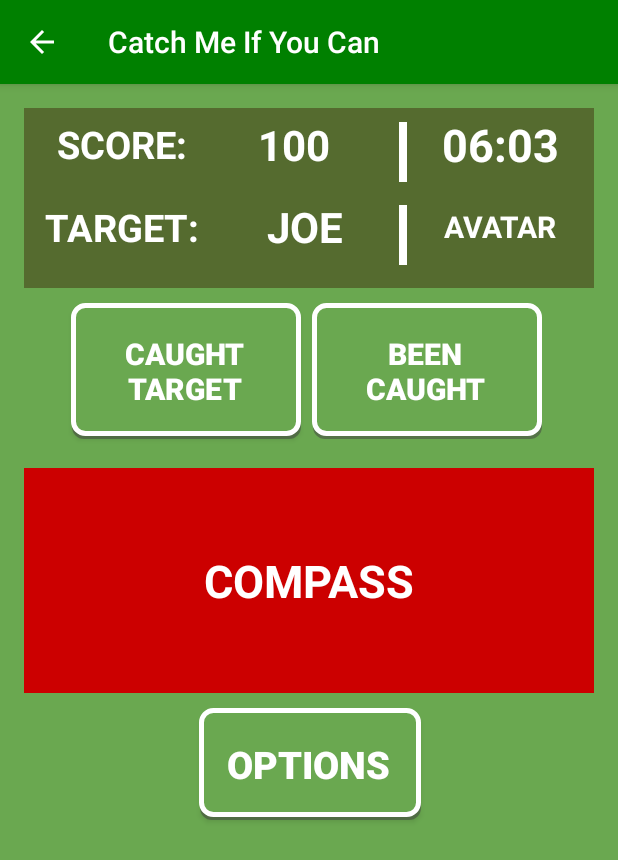
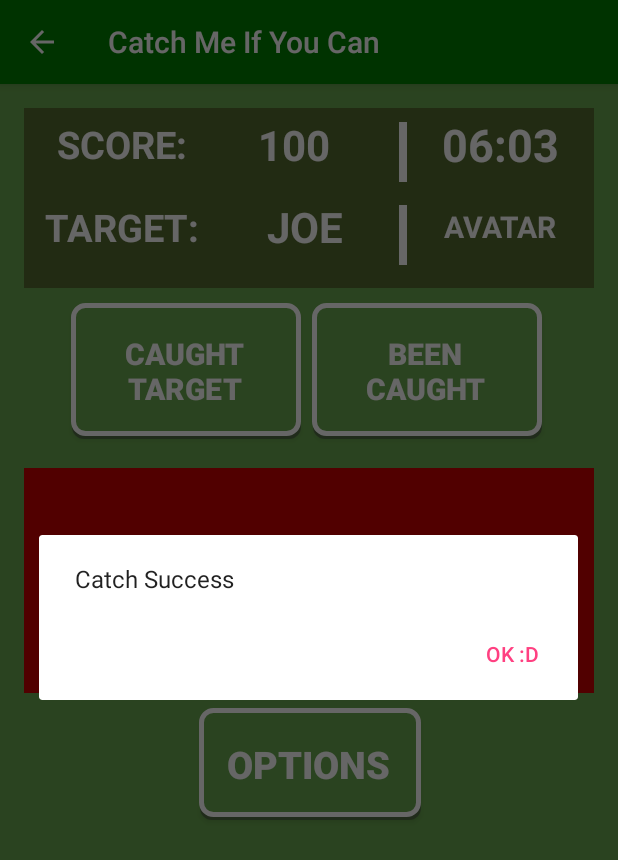
Before and after one commit to Liefdrag/CatchMeIfYouCan, an Android app: the InGameActivity screen opened directly, with no data from a screen before it, after a tap on "CAUGHT TARGET", on a phone screen of 412 x 824 dp. Shown: the top 860 px of the screen. Run offline under Robolectric (Android 15) with nearby library versions, the phone set to English and light mode, and no system bars; network calls fail.

Commit message:
Addition of customise stubs and catch dialogs

```diff
--- a/CatchMeGUI2/app/src/main/java/cmiyc/catchmegui2/InGameActivity.java
+++ b/CatchMeGUI2/app/src/main/java/cmiyc/catchmegui2/InGameActivity.java
@@ -1,6 +1,7 @@
 package cmiyc.catchmegui2;
 
 import android.Manifest;
+import android.content.DialogInterface;
 import android.content.Intent;
 import android.content.pm.PackageManager;
 import android.location.Criteria;
@@ -8,6 +9,7 @@ import android.location.Location;
 import android.location.LocationManager;
 import android.os.Build;
 import android.os.Bundle;
+import android.support.v7.app.AlertDialog;
 import android.support.v7.app.AppCompatActivity;
 import android.view.View;
 import android.widget.Button;
@@ -20,9 +22,32 @@ import com.google.android.gms.location.LocationServices;
  */
 public class InGameActivity extends AppCompatActivity {
 
+    AlertDialog caughtDialog;
+    AlertDialog catchDialog;
+
     protected void onCreate(Bundle savedInstanceState) {
         super.onCreate(savedInstanceState);
         setContentView(R.layout.in_game);
+
+        AlertDialog.Builder catchBuilder = new AlertDialog.Builder(this);
+        catchBuilder.setMessage("Catch Success")
+                .setCancelable(false)
+                .setPositiveButton("OK :D", new DialogInterface.OnClickListener() {
+                    public void onClick(DialogInterface dialog, int id) {
+                        //Do Nothing
+                    }
+                });
+        catchDialog = catchBuilder.create();
+
+        AlertDialog.Builder caughtBuilder = new AlertDialog.Builder(this);
+        caughtBuilder.setMessage("You have been unfortunately caught")
+                .setCancelable(false)
+                .setPositiveButton("OK :(", new DialogInterface.OnClickListener() {
+                    public void onClick(DialogInterface dialog, int id) {
+                        //Do Nothing
+                    }
+                });
+        caughtDialog = caughtBuilder.create();
 
         Button gameOptionsButton = (Button)findViewById(R.id.gameOptionsButton);
         gameOptionsButton.setOnClickListener(new View.OnClickListener() {
@@ -40,7 +65,7 @@ public class InGameActivity extends AppCompatActivity {
         });
 
         Button beencaughtButton = (Button)findViewById(R.id.beenCaughtButton);
-        beencaughtButton.setEnabled(false);
+        //beencaughtButton.setEnabled(false);
         beencaughtButton.setOnClickListener(new View.OnClickListener() {
             public void onClick(View v) {
                 beenCaughtButtonClicked();
@@ -80,10 +105,12 @@ public class InGameActivity extends AppCompatActivity {
     }
 
     public void caughtButtonClicked() {
+        catchDialog.show();
         //Sends Packet To Server
     }
 
     public void beenCaughtButtonClicked() {
+        caughtDialog.show();
         //Sends Packet To Server
     }
 
--- a/CatchMeGUI2/app/src/main/res/layout/customise_game.xml
+++ b/CatchMeGUI2/app/src/main/res/layout/customise_game.xml
@@ -175,7 +175,8 @@
                     android:layout_height="match_parent">
                     <RadioGroup
                         android:layout_width="match_parent"
-                        android:layout_height="match_parent">
+                        android:layout_height="match_parent"
+                        android:id="@+id/modeRGroup">
                 <RadioButton
                     android:layout_width="wrap_content"
                     android:layout_height="wrap_content"
```
Also changed, not shown: CatchMeGUI2/app/src/main/java/cmiyc/catchmegui2/CustomiseGameActivity.java (+21 -7 lines).
